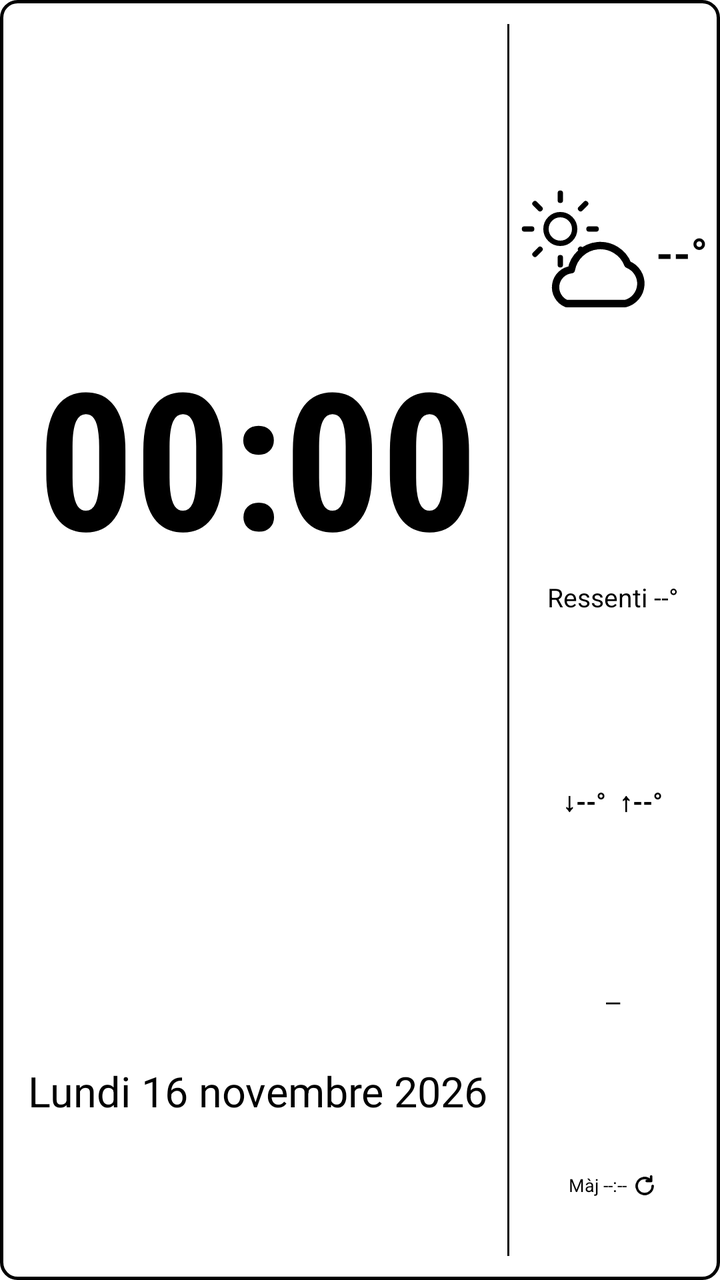
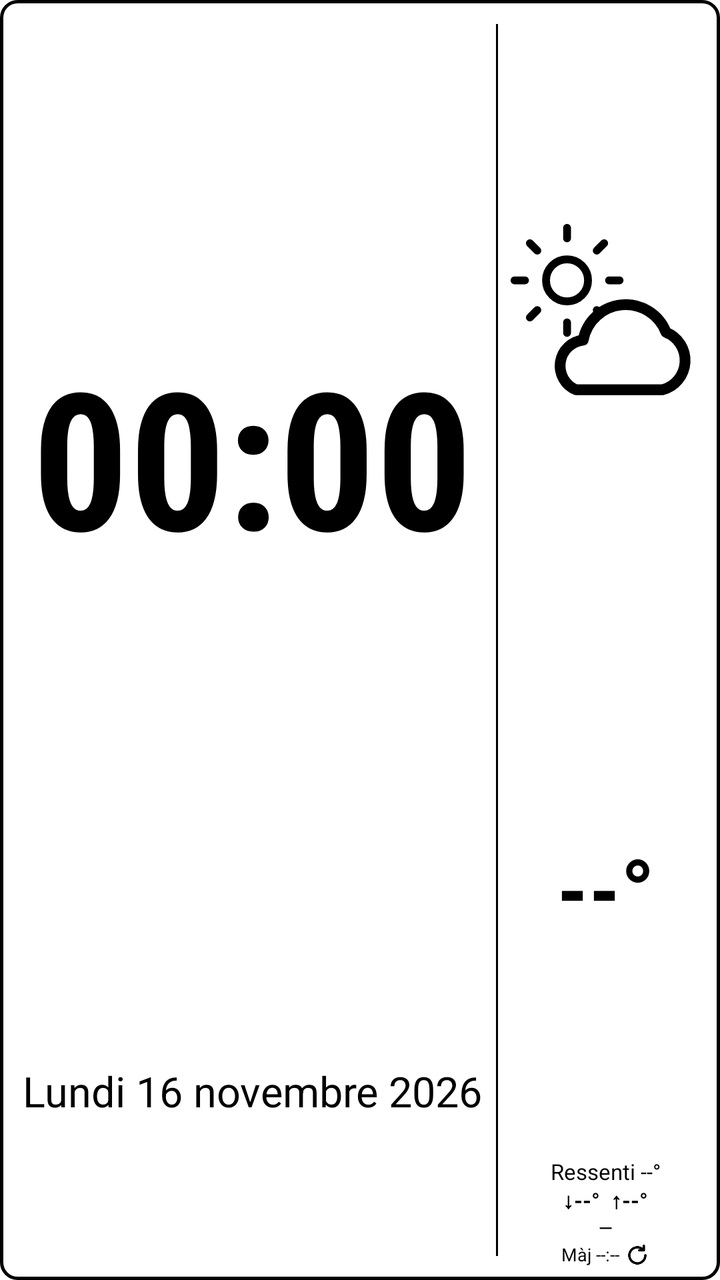

Compare the two renders of this Android layout. The source of the first and the diff that turns it into the second are given below.
<!-- AndroidManifest.xml: application theme AppTheme -->
<!-- res/layout/widget_clock_weather.xml -->
<?xml version="1.0" encoding="utf-8"?>
<LinearLayout xmlns:android="http://schemas.android.com/apk/res/android"
    android:id="@+id/widget_root"
    android:layout_width="match_parent"
    android:layout_height="match_parent"
    android:background="@drawable/widget_background"
    android:orientation="horizontal"
    android:padding="6dp">

    
    <LinearLayout
        android:id="@+id/clock_area"
        android:layout_width="0dp"
        android:layout_height="match_parent"
        android:layout_weight="3"
        android:orientation="vertical"
        android:paddingStart="4dp"
        android:paddingEnd="6dp">

        <TextClock
            android:id="@+id/time"
            android:layout_width="match_parent"
            android:layout_height="0dp"
            android:layout_weight="2.6"
            android:autoSizeMaxTextSize="96sp"
            android:autoSizeMinTextSize="24sp"
            android:autoSizeStepGranularity="2sp"
            android:autoSizeTextType="uniform"
            android:fontFamily="sans-serif-condensed"
            android:format12Hour="HH:mm"
            android:format24Hour="HH:mm"
            android:gravity="center"
            android:includeFontPadding="false"
            android:maxLines="1"
            android:textColor="#000000"
            android:textStyle="bold" />

        <TextView
            android:id="@+id/date"
            android:layout_width="match_parent"
            android:layout_height="0dp"
            android:layout_weight="1"
            android:autoSizeMaxTextSize="24sp"
            android:autoSizeMinTextSize="10sp"
            android:autoSizeStepGranularity="1sp"
            android:autoSizeTextType="uniform"
            android:gravity="center"
            android:includeFontPadding="false"
            android:maxLines="1"
            android:text="Lundi 16 novembre 2026"
            android:textColor="#000000" />
    </LinearLayout>

    
    <FrameLayout
        android:layout_width="1dp"
        android:layout_height="match_parent"
        android:layout_marginTop="6dp"
        android:layout_marginBottom="6dp"
        android:background="#000000" />

    
    <LinearLayout
        android:id="@+id/weather_area"
        android:layout_width="0dp"
        android:layout_height="match_parent"
        android:layout_weight="1.2"
        android:gravity="center_horizontal"
        android:orientation="vertical"
        android:paddingStart="4dp">

        <LinearLayout
            android:layout_width="match_parent"
            android:layout_height="0dp"
            android:layout_weight="2.4"
            android:gravity="center"
            android:orientation="horizontal">

            <ImageView
                android:id="@+id/weather_icon"
                android:layout_width="0dp"
                android:layout_height="match_parent"
                android:layout_weight="1"
                android:scaleType="fitCenter"
                android:src="@drawable/ic_w_partly_day" />

            <TextView
                android:id="@+id/temp"
                android:layout_width="wrap_content"
                android:layout_height="wrap_content"
                android:includeFontPadding="false"
                android:text="--°"
                android:textColor="#000000"
                android:textSize="22sp"
                android:textStyle="bold" />
        </LinearLayout>

        <TextView
            android:id="@+id/feels"
            style="@style/WidgetSmallLine"
            android:text="Ressenti --°" />

        <TextView
            android:id="@+id/minmax"
            style="@style/WidgetSmallLine"
            android:text="↓--°  ↑--°"
            android:textStyle="bold" />

        <TextView
            android:id="@+id/place"
            style="@style/WidgetSmallLine"
            android:ellipsize="end"
            android:fontFamily="sans-serif-condensed"
            android:text="—" />

        <LinearLayout
            android:id="@+id/refresh_row"
            android:layout_width="match_parent"
            android:layout_height="0dp"
            android:layout_weight="0.8"
            android:gravity="center"
            android:orientation="horizontal">

            <TextView
                android:id="@+id/updated"
                android:layout_width="wrap_content"
                android:layout_height="wrap_content"
                android:includeFontPadding="false"
                android:maxLines="1"
                android:text="Màj --:--"
                android:textColor="#000000"
                android:textSize="9sp" />

            <ImageView
                android:id="@+id/refresh_icon"
                android:layout_width="12dp"
                android:layout_height="12dp"
                android:layout_marginStart="3dp"
                android:src="@drawable/ic_refresh" />
        </LinearLayout>
    </LinearLayout>
</LinearLayout>
<!-- resources referenced by this layout -->
<resources>
  <!-- drawable ic_refresh (drawable) -->
  <?xml version="1.0" encoding="utf-8"?>
  <vector xmlns:android="http://schemas.android.com/apk/res/android"
      android:width="16dp" android:height="16dp"
      android:viewportWidth="24" android:viewportHeight="24">
      <path android:pathData="M20,12 A8,8 0 1 1 17.66,6.34" android:fillColor="#00000000" android:strokeColor="#000000"
          android:strokeWidth="2.4" android:strokeLineCap="round" android:strokeLineJoin="round" />
      <path android:pathData="M18.5,2.5 V7 H14" android:fillColor="#00000000" android:strokeColor="#000000"
          android:strokeWidth="2.4" android:strokeLineCap="round" android:strokeLineJoin="round" />
  </vector>
  <!-- drawable ic_w_partly_day (drawable) -->
  <?xml version="1.0" encoding="utf-8"?>
  <vector xmlns:android="http://schemas.android.com/apk/res/android"
      android:width="48dp" android:height="48dp"
      android:viewportWidth="24" android:viewportHeight="24">
      <group android:scaleX="0.62" android:scaleY="0.62" android:translateX="0" android:translateY="0">
      <path android:pathData="M12,8 A4,4 0 1 1 12,16 A4,4 0 1 1 12,8 Z" android:fillColor="#00000000" android:strokeColor="#000000"
          android:strokeWidth="1.5" android:strokeLineCap="round" android:strokeLineJoin="round" />
      <path android:pathData="M12,2 V4 M12,20 V22 M2,12 H4 M20,12 H22 M4.93,4.93 L6.34,6.34 M17.66,17.66 L19.07,19.07 M4.93,19.07 L6.34,17.66 M17.66,6.34 L19.07,4.93" android:fillColor="#00000000" android:strokeColor="#000000"
          android:strokeWidth="1.5" android:strokeLineCap="round" android:strokeLineJoin="round" />
      </group>
      <group android:scaleX="0.85" android:scaleY="0.85" android:translateX="3.4" android:translateY="4.2">
      <path android:pathData="M6,19 L18,19 A4.2,4.2 0 0 0 18.5,11.03 A6,6 0 0 0 7,12.1 A3.6,3.6 0 0 0 6,19 Z" android:fillColor="#FFFFFF" android:strokeColor="#000000"
          android:strokeWidth="1.5" android:strokeLineCap="round" android:strokeLineJoin="round" />
      </group>
  </vector>
  <!-- drawable widget_background (drawable) -->
  <?xml version="1.0" encoding="utf-8"?>
  <shape xmlns:android="http://schemas.android.com/apk/res/android" android:shape="rectangle">
      <solid android:color="#FFFFFF" />
      <stroke android:width="1.5dp" android:color="#000000" />
      <corners android:radius="8dp" />
  </shape>
  <style name="WidgetSmallLine">
          <item name="android:layout_width">match_parent</item>
          <item name="android:layout_height">0dp</item>
          <item name="android:layout_weight">1</item>
          <item name="android:gravity">center</item>
          <item name="android:includeFontPadding">false</item>
          <item name="android:maxLines">1</item>
          <item name="android:textColor">#000000</item>
          <item name="android:autoSizeTextType">uniform</item>
          <item name="android:autoSizeMinTextSize">7sp</item>
          <item name="android:autoSizeMaxTextSize">13sp</item>
          <item name="android:autoSizeStepGranularity">1sp</item>
      </style>
  <style name="AppTheme" parent="android:Theme.Material.Light.NoActionBar">
          <item name="android:windowBackground">@android:color/white</item>
          <item name="android:colorPrimary">#000000</item>
          <item name="android:colorPrimaryDark">#000000</item>
          <item name="android:colorAccent">#000000</item>
          <item name="android:statusBarColor">#FFFFFF</item>
          <item name="android:windowLightStatusBar">true</item>
          <item name="android:textColorPrimary">#000000</item>
          <item name="android:textColorSecondary">#000000</item>
      </style>
</resources>

<!-- the commit's change to res/layout/widget_clock_weather.xml (unified diff, before → after) -->
@@ -64,36 +64,36 @@
         android:id="@+id/weather_area"
         android:layout_width="0dp"
         android:layout_height="match_parent"
-        android:layout_weight="1.2"
+        android:layout_weight="1.3"
         android:gravity="center_horizontal"
         android:orientation="vertical"
-        android:paddingStart="4dp">
+        android:paddingStart="3dp">
 
-        <LinearLayout
+        
+        <ImageView
+            android:id="@+id/weather_icon"
             android:layout_width="match_parent"
             android:layout_height="0dp"
-            android:layout_weight="2.4"
+            android:layout_weight="1.15"
+            android:scaleType="fitCenter"
+            android:src="@drawable/ic_w_partly_day" />
+
+        <TextView
+            android:id="@+id/temp"
+            android:layout_width="match_parent"
+            android:layout_height="0dp"
+            android:layout_weight="1"
+            android:autoSizeMaxTextSize="44sp"
+            android:autoSizeMinTextSize="16sp"
+            android:autoSizeStepGranularity="1sp"
+            android:autoSizeTextType="uniform"
+            android:fontFamily="sans-serif-condensed"
             android:gravity="center"
-            android:orientation="horizontal">
-
-            <ImageView
-                android:id="@+id/weather_icon"
-                android:layout_width="0dp"
-                android:layout_height="match_parent"
-                android:layout_weight="1"
-                android:scaleType="fitCenter"
-                android:src="@drawable/ic_w_partly_day" />
-
-            <TextView
-                android:id="@+id/temp"
-                android:layout_width="wrap_content"
-                android:layout_height="wrap_content"
-                android:includeFontPadding="false"
-                android:text="--°"
-                android:textColor="#000000"
-                android:textSize="22sp"
-                android:textStyle="bold" />
-        </LinearLayout>
+            android:includeFontPadding="false"
+            android:maxLines="1"
+            android:text="--°"
+            android:textColor="#000000"
+            android:textStyle="bold" />
 
         <TextView
             android:id="@+id/feels"
@@ -116,8 +116,8 @@
         <LinearLayout
             android:id="@+id/refresh_row"
             android:layout_width="match_parent"
-            android:layout_height="0dp"
-            android:layout_weight="0.8"
+            android:layout_height="wrap_content"
+            android:layout_marginTop="1dp"
             android:gravity="center"
             android:orientation="horizontal">
 
<!-- resource entries referenced after the edit -->
@@ -35,16 +35,15 @@
   </shape>
   <style name="WidgetSmallLine">
           <item name="android:layout_width">match_parent</item>
-          <item name="android:layout_height">0dp</item>
-          <item name="android:layout_weight">1</item>
+          
+          <item name="android:layout_height">wrap_content</item>
           <item name="android:gravity">center</item>
           <item name="android:includeFontPadding">false</item>
+          <item name="android:lineSpacingMultiplier">0.9</item>
           <item name="android:maxLines">1</item>
+          <item name="android:ellipsize">end</item>
           <item name="android:textColor">#000000</item>
-          <item name="android:autoSizeTextType">uniform</item>
-          <item name="android:autoSizeMinTextSize">7sp</item>
-          <item name="android:autoSizeMaxTextSize">13sp</item>
-          <item name="android:autoSizeStepGranularity">1sp</item>
+          <item name="android:textSize">11sp</item>
       </style>
   <style name="AppTheme" parent="android:Theme.Material.Light.NoActionBar">
           <item name="android:windowBackground">@android:color/white</item>
